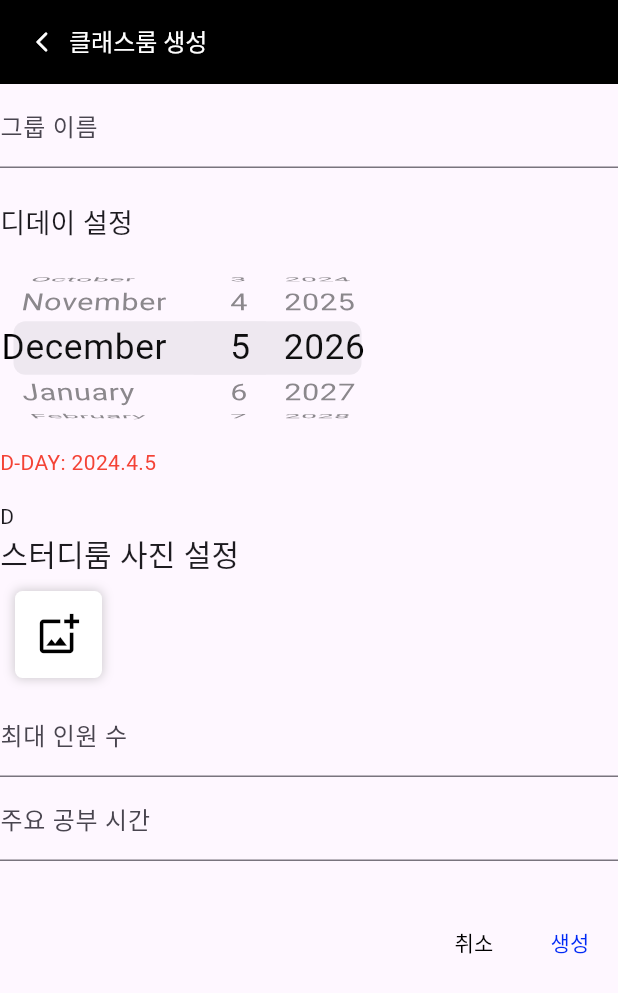
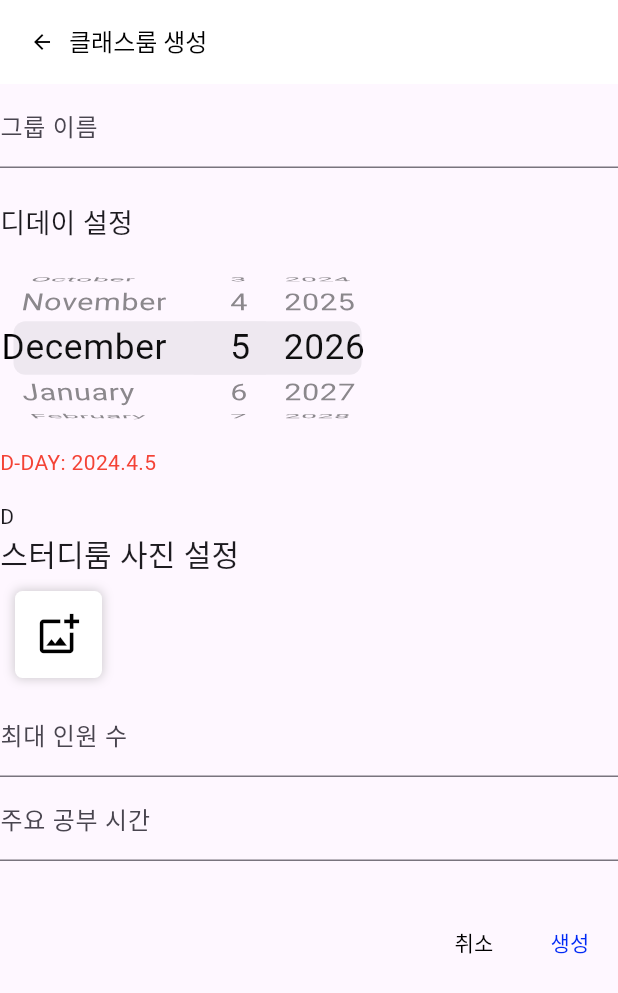
Before and after one commit to rainofmay/distance, a Flutter app: the CreateGroupPage screen opened directly, on a phone screen of 412 x 824 dp. Shown: the top 993 px of the screen. Run offline on Flutter 3.47's test engine with Material 3 defaults, Android fonts, the phone set to English and light mode, and no system bars; our stand-ins replace audioplayers, cloud_firestore, firebase_auth, firebase_core, google_mobile_ads, google_sign_in and 6 more; accounts and stored records are empty; network calls fail; Roboto replaces fonts that are missing (GmarketSansTTFMedium).

Commit message:
[UPDATE] 스케쥴 카드, colors.dart 등 일부 리팩토링

```diff
--- a/lib/main.dart
+++ b/lib/main.dart
@@ -66,7 +66,7 @@ class _MyAppState extends State<MainPage> {
   Widget build(BuildContext context) {
     return Scaffold(
       // appBar: AppBar(),
-      body: screens[context.watch<BottomIndex>().bottomIndex],
+      body: screens.elementAt(context.watch<BottomIndex>().bottomIndex),
       bottomNavigationBar: MainBottomNavagationBar(),
     );
   }
--- a/lib/pages/groupstudy_screen/create_group_page.dart
+++ b/lib/pages/groupstudy_screen/create_group_page.dart
@@ -3,6 +3,7 @@ import 'package:flutter/cupertino.dart';
 import 'package:flutter/material.dart';
 import 'package:image_picker/image_picker.dart';
 import 'package:mobile/const/colors.dart';
+import 'package:mobile/widgets/appBar/custom_back_appbar.dart';
 import 'package:mobile/widgets/borderline.dart';
 import 'package:mobile/widgets/ok_cancel._buttons.dart';
 
@@ -32,24 +33,7 @@ class _CreateGroupPageState extends State<CreateGroupPage>
     String dDayString = "";
 
     return Scaffold(
-      appBar: AppBar(
-        titleSpacing: -10,
-        backgroundColor: BLACK,
-        leading: IconButton(
-          onPressed: () {
-            Navigator.of(context).pop();
-          },
-          icon: Icon(
-            Icons.arrow_back_ios_new_rounded,
-            size: 16,
-            color: WHITE,
-          ),
-        ),
-        title: Text(
-          '클래스룸 생성',
-          style: TextStyle(fontSize: 16, color: WHITE),
-        ),
-      ),
+      appBar: CustomBackAppBar(appbarTitle: '클래스룸 생성', backFunction: Navigator.of(context).pop, backgroundColor: WHITE, contentColor: BLACK),
       body: SingleChildScrollView(
         child: Column(
           crossAxisAlignment: CrossAxisAlignment.start,
@@ -162,7 +146,7 @@ class _CreateGroupPageState extends State<CreateGroupPage>
               decoration: InputDecoration(labelText: "주요 공부 시간"),
             ),
             // 추가로 뭘 더 들어가야 할지 설정
-            BorderLine(lineHeight: 10),
+            BorderLine(lineHeight: 10, lineColor: Colors.transparent),
             OkCancelButtons(
               okText: '생성',
               cancelText: '취소',
--- a/lib/pages/groupstudy_screen/groupstudy.dart
+++ b/lib/pages/groupstudy_screen/groupstudy.dart
@@ -94,7 +94,7 @@ class _GroupStudyState extends State<GroupStudy>
               controller: _tabController,
             ),
           ),
-          BorderLine(lineHeight: 10),
+          BorderLine(lineHeight: 10, lineColor: Colors.transparent),
           Expanded(
             child: TabBarView(
               controller: _tabController,
--- a/lib/pages/login.dart
+++ b/lib/pages/login.dart
@@ -22,7 +22,7 @@ class LoginPage extends StatefulWidget {
   const LoginPage({super.key});
 
   @override
-  _LoginPageState createState() => _LoginPageState();
+  State<LoginPage> createState() => _LoginPageState();
 }
 
 class _LoginPageState extends State<LoginPage> {
--- a/lib/pages/schedule_screen/schedule_todo.dart
+++ b/lib/pages/schedule_screen/schedule_todo.dart
@@ -35,7 +35,7 @@ class _ScheduleTodoState extends State<ScheduleTodo> {
                     return Text('$index 번');
                   }),
             ),
-           BorderLine(lineHeight: 5, lineColor: Colors.grey[200]),
+           BorderLine(lineHeight: 8, backgroundColor: Colors.grey.shade200, lineColor: Colors.transparent),
             SizedBox(height: 10),
             Text('#과제 목록'),
             Row(
--- a/lib/widgets/borderline.dart
+++ b/lib/widgets/borderline.dart
@@ -2,14 +2,21 @@ import 'package:flutter/material.dart';
 
 class BorderLine extends StatelessWidget {
   final double lineHeight;
-  final Color? lineColor;
-  const BorderLine({super.key, required this.lineHeight, this.lineColor});
+  final Color lineColor;
+  final Color? backgroundColor;
+
+  const BorderLine(
+      {super.key,
+      required this.lineHeight,
+      this.backgroundColor,
+      required this.lineColor});
 
   @override
   Widget build(BuildContext context) {
     return Container(
-      height: lineHeight,
-      color: lineColor,
-    );
+        height: lineHeight,
+        decoration: BoxDecoration(
+            color: backgroundColor,
+            border: Border(top: BorderSide(width: 1, color: lineColor))));
   }
 }
--- a/lib/widgets/bottomBar/main_bottom_bar.dart
+++ b/lib/widgets/bottomBar/main_bottom_bar.dart
@@ -26,7 +26,7 @@ class _MainBottomNavagationBarState extends State<MainBottomNavagationBar> {
           BottomNavigationBarItem(icon: Icon(CupertinoIcons.person_2_fill), label: '메이트'),
           BottomNavigationBarItem(
               icon: Icon(CupertinoIcons.gift_fill), label: '스토어'),
-          BottomNavigationBarItem(icon: Icon(Icons.settings), label: '설 정'),
+          BottomNavigationBarItem(icon: Icon(Icons.more_horiz), label: '내 정보'),
         ]);
   }
 }
--- a/lib/widgets/custom_drawer.dart
+++ b/lib/widgets/custom_drawer.dart
@@ -2,7 +2,6 @@ import 'package:flutter/material.dart';
 
 class CustomDrawer extends StatelessWidget {
   final Map<Map<Icon, String>, dynamic> drawerMenu;
-  // final GestureTapCallback drawerMenuPressed;
   final List<IconButton>? drawerUnderMenu;
   const CustomDrawer({super.key, required this.drawerMenu, this.drawerUnderMenu});
 
@@ -39,12 +38,12 @@ class CustomDrawer extends StatelessWidget {
                     for (var val in entry.key.entries.toList())
                     ListTile(
                       leading: val.key,
-                      title: Text(val.value),
+                      title: Text(val.value, style: TextStyle(fontSize: 15),),
                       onTap: () {
                         Navigator.push(context,
                             MaterialPageRoute(builder: (c) => entry.value));
                       },
-                      trailing: Icon(Icons.arrow_forward_ios, size: 16,),
+                      trailing: Icon(Icons.arrow_forward_ios, size: 15,),
                     ),
                 ],
               ),
--- a/lib/widgets/schedule/schedule_bottom_sheet.dart
+++ b/lib/widgets/schedule/schedule_bottom_sheet.dart
@@ -21,7 +21,6 @@ class ScheduleBottomSheet extends StatefulWidget {
 class _ScheduleBottomSheetState extends State<ScheduleBottomSheet> {
   // 위젯을 고유하게 식별하는 키
   final _formKey = GlobalKey<FormState>();
-
   String _scheduleName = '';
   DateTime _selectedDate = DateTime.now();
   final Timestamp _timeStamp = Timestamp.fromDate(DateTime.now());
```
Also changed, not shown: lib/const/colors.dart (+13 -13 lines), lib/pages/calendar.dart (deleted, +0 -18 lines), lib/pages/classroom_screen/classroom.dart (+36 -24 lines), lib/pages/schedule_screen/schedule_schedule.dart (+6 -15 lines), lib/widgets/custom_dialog.dart (+5 -7 lines), lib/widgets/myroom_calendar.dart (+7 -7 lines), lib/widgets/schedule/schedule_card.dart (+6 -4 lines).
